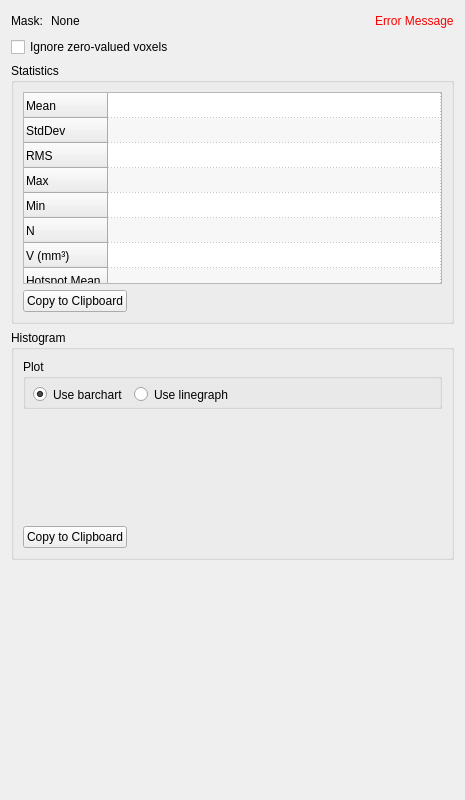
Before: the Qt Designer form Plugins/org.mitk.gui.qt.measurementtoolbox/src/internal/QmitkImageStatisticsViewControls.ui in MITK/MITK, drawn with Qt 5.
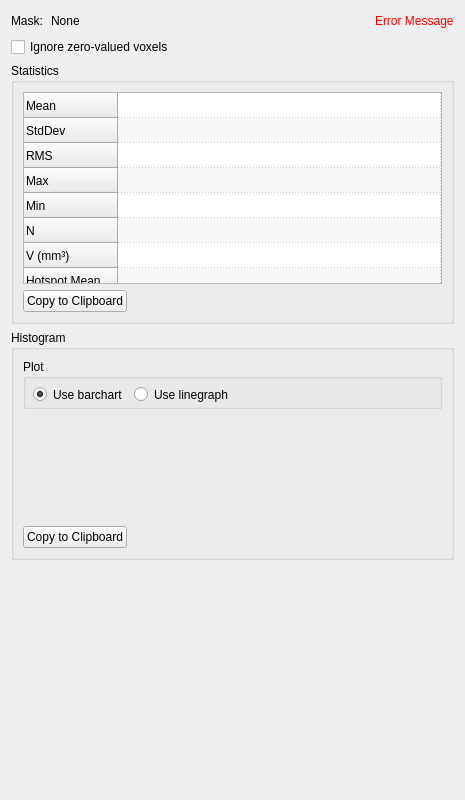
After: the same form once the commit is applied. Custom widgets are drawn as their Qt base class.

Commit message: Finished ComputeHotspotStatistics-implementation -> ready for testing

Patch:
```diff
--- a/Plugins/org.mitk.gui.qt.measurementtoolbox/src/internal/QmitkImageStatisticsViewControls.ui
+++ b/Plugins/org.mitk.gui.qt.measurementtoolbox/src/internal/QmitkImageStatisticsViewControls.ui
@@ -200,6 +200,11 @@
           <string>Hotspot Mean</string>
          </property>
         </row>
+        <row>
+         <property name="text">
+          <string>Hotspot Peak</string>
+         </property>
+        </row>
         <row>
          <property name="text">
           <string>Hotspot Max</string>
@@ -210,6 +215,11 @@
           <string>Hotspot Min</string>
          </property>
         </row>
+        <row>
+         <property name="text">
+          <string>Hotspot StdDev</string>
+         </property>
+        </row>
         <column>
          <property name="text">
           <string>Component 1</string>
```
The commit also changes 4 other files.
